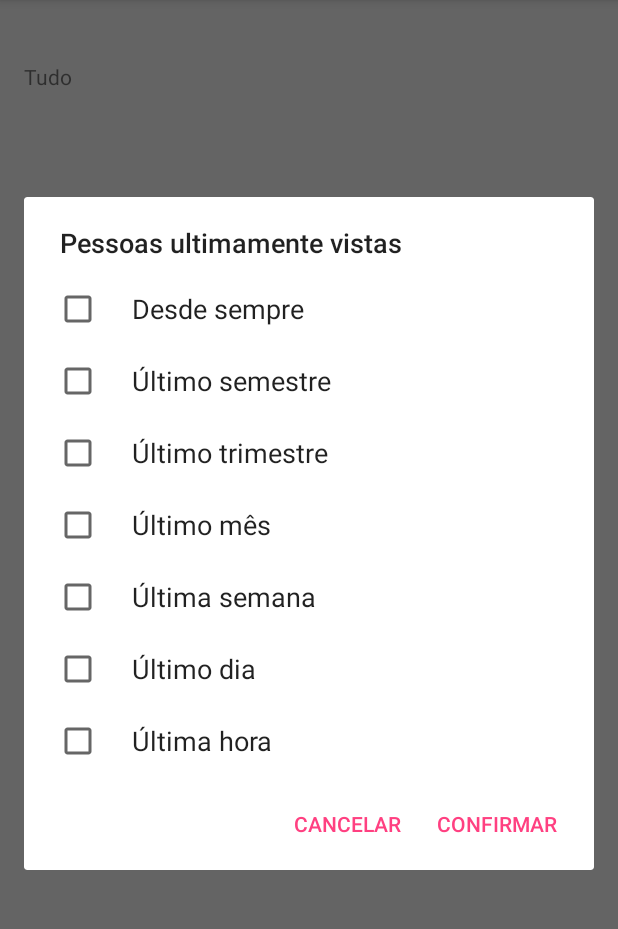
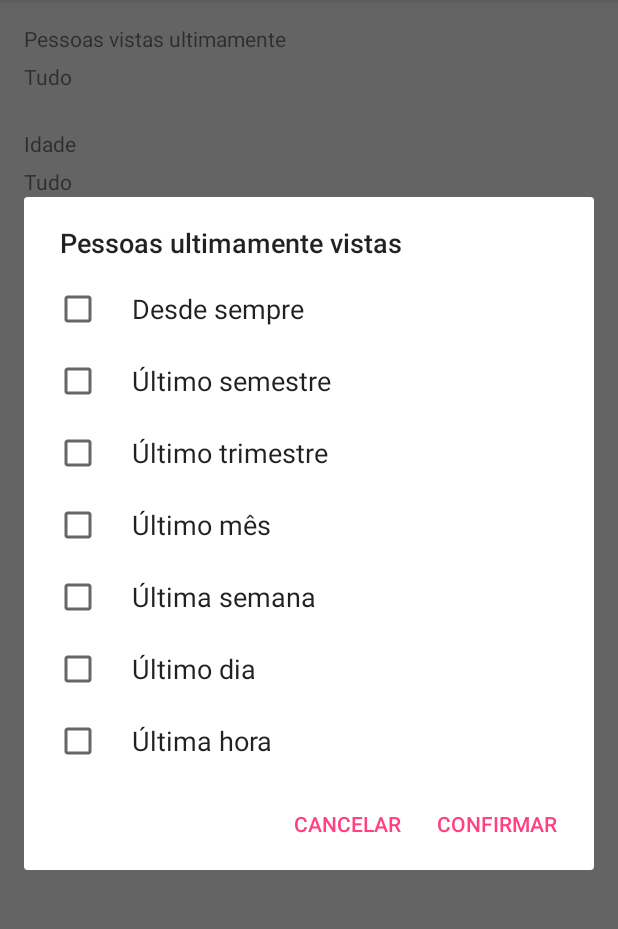
Before and after one commit to r-trigo/python-scripts, an Android app: the MultiCheckBoxChallenge screen opened directly, with no data from a screen before it, after a tap on "Tudo", on a phone screen of 412 x 824 dp, the part 84-1013 px from its top. Run offline under Robolectric (Android 15) with nearby library versions, the light colour scheme and no system bars.

Commit message:
checkbox challenge

```diff
--- /dev/null
+++ b/RecyclerCards/app/src/main/java/com/example/recyclercards/FilterSeenPeopleDialog.java
@@ -0,0 +1,113 @@
+package com.example.recyclercards;
+
+import android.app.AlertDialog;
+import android.app.Dialog;
+import android.app.DialogFragment;
+import android.content.Context;
+import android.content.DialogInterface;
+import android.content.SharedPreferences;
+import android.os.Bundle;
+import android.widget.TextView;
+import android.widget.Toast;
+
+import java.util.ArrayList;
+
+public class FilterSeenPeopleDialog extends DialogFragment {
+
+    private TextView textView_seenPeople;
+    private SharedPreferences sharedPref;
+
+    private boolean[] previousChecked;
+    private String[] seenPeople;
+    private ArrayList<Integer>  checkedItems;
+    private ArrayList<String> filter_seenPeople;
+
+    @Override
+    public Dialog onCreateDialog(Bundle savedInstanceState) {
+        //Display
+        textView_seenPeople = (TextView) getActivity().findViewById(R.id.textView_seenPeople);
+        //All choices array
+        seenPeople = getResources().getStringArray(R.array.seenPeople);
+        //Checkboxes previously checked
+        previousChecked = new boolean[seenPeople.length];
+        //Checked items when hitting "CONFIRMAR"
+        checkedItems = new ArrayList<>();
+        //Choices chosen by user
+        filter_seenPeople = new ArrayList<>();
+
+        //Get previous choices
+        final Context context = getActivity();
+        sharedPref = context.getSharedPreferences("fsp", Context.MODE_PRIVATE);
+        for (int i = 0; i < previousChecked.length; i++) {
+            previousChecked[i] = sharedPref.getBoolean(""+i,false);
+            if (previousChecked[i] == true) {
+                checkedItems.add(i);
+            }
+        }
+
+        AlertDialog.Builder builder = new AlertDialog.Builder(getActivity());
+        builder.setTitle("Pessoas ultimamente vistas").setMultiChoiceItems(R.array.seenPeople, previousChecked,
+                new DialogInterface.OnMultiChoiceClickListener() {
+
+                    @Override
+                    public void onClick(DialogInterface dialog, int which, boolean isChecked) {
+                        if (isChecked) {
+                            // If the user checked the item, add it to the selected items
+                            checkedItems.add(which);
+                        } else if (checkedItems.contains(which)) {
+                            // Else, if the item is already in the array, remove it
+                            checkedItems.remove(Integer.valueOf(which));
+                        }
+                    }
+                })
+                // Set the action buttons
+                .setPositiveButton("CONFIRMAR", new DialogInterface.OnClickListener() {
+                    @Override
+                    public void onClick(DialogInterface dialog, int id) {
+
+                        //If the user checks none of the boxes, check all boxes again
+                        if (checkedItems.size() == 0) {
+                            for (int i = 0; i < seenPeople.length; i++) {
+                                checkedItems.add(i);
+                            }
+                            Toast.makeText(context, "Não é permitido escolher 0 opções.", Toast.LENGTH_SHORT).show();
+                        }
+
+                        SharedPreferences.Editor editor = sharedPref.edit();
+                        //Fill arrays needed
+                        for (int i = 0; i < previousChecked.length; i++) {
+                            if (checkedItems.contains(i)) {
+                                previousChecked[i] = true;
+                                filter_seenPeople.add(seenPeople[i]);
+                            } else {
+                                previousChecked[i] = false;
+                            }
+                            //Save choices
+                            editor.putBoolean(""+i, previousChecked[i]);
+                        }
+                        editor.commit();
+
+                        //Write in textview
+                        if (filter_seenPeople.size() == seenPeople.length) {
+                            textView_seenPeople.setText("Tudo");
+                        } else {
+                            textView_seenPeople.setText("");
+                            for (int i = 0; i < filter_seenPeople.size(); i++) {
+                                if (i != 0) {
+                                    textView_seenPeople.append(", ");
+                                }
+                                textView_seenPeople.append(filter_seenPeople.get(i));
+                            }
+                        }
+                    }
+                })
+                .setNegativeButton("CANCELAR", new DialogInterface.OnClickListener() {
+                    @Override
+                    public void onClick(DialogInterface dialog, int id) {
+                        FilterSeenPeopleDialog.this.getDialog().cancel();
+                    }
+                });
+
+        return builder.create();
+    }
+}
--- a/RecyclerCards/app/src/main/java/com/example/recyclercards/MultiCheckBoxChallenge.java
+++ b/RecyclerCards/app/src/main/java/com/example/recyclercards/MultiCheckBoxChallenge.java
@@ -7,26 +7,30 @@ import android.widget.FrameLayout;
 
 public class MultiCheckBoxChallenge extends AppCompatActivity {
     private FrameLayout fl_seenPeople;
-    private boolean[] previousChecked;
-
-    /*@Override
-    public void onSelectedData(boolean[] previousChecked) {
-        this.previousChecked = previousChecked;
-    }*/
+    private FrameLayout fl_age;
 
     @Override
     protected void onCreate(Bundle savedInstanceState) {
         super.onCreate(savedInstanceState);
         setContentView(R.layout.activity_multi_check_box_challenge);
 
-        //previousChecked = new boolean[]{true, true, true, true, true, true, true};
         //filter seen_people
         fl_seenPeople = (FrameLayout) findViewById(R.id.fl_seenPeople);
         fl_seenPeople.setOnClickListener(new View.OnClickListener() {
             @Override
             public void onClick(View v) {
-                ChecksDialog cd = new ChecksDialog();
+                FilterSeenPeopleDialog cd = new FilterSeenPeopleDialog();
                 cd.show(getFragmentManager(),"CD");
+            }
+        });
+
+        //filter age
+        fl_age = (FrameLayout) findViewById(R.id.fl_age);
+        fl_age.setOnClickListener(new View.OnClickListener() {
+            @Override
+            public void onClick(View v) {
+                FilterAgeDialog ad = new FilterAgeDialog();
+                ad.show(getFragmentManager(),"AD");
             }
         });
     }
--- a/RecyclerCards/app/src/main/res/layout/activity_multi_check_box_challenge.xml
+++ b/RecyclerCards/app/src/main/res/layout/activity_multi_check_box_challenge.xml
@@ -24,4 +24,33 @@
             android:id="@+id/textView_seenPeople"
             android:layout_gravity="left|center_vertical" />
     </FrameLayout>
+
+        <TextView
+            android:layout_width="wrap_content"
+            android:layout_height="wrap_content"
+            android:text="Pessoas vistas ultimamente"
+            android:layout_gravity="left|top" />
+
+
+    <FrameLayout
+        android:layout_width="match_parent"
+        android:layout_height="70dp"
+        android:id="@+id/fl_age"
+        android:layout_below="@+id/fl_seenPeople"
+        android:layout_alignParentLeft="true"
+        android:layout_alignParentStart="true">
+
+        <TextView
+            android:layout_width="wrap_content"
+            android:layout_height="wrap_content"
+            android:text="Idade"
+            android:layout_gravity="left|top" />
+
+        <TextView
+            android:layout_width="wrap_content"
+            android:layout_height="wrap_content"
+            android:text="Tudo"
+            android:id="@+id/textView_age"
+            android:layout_gravity="left|center_vertical" />
+    </FrameLayout>
 </RelativeLayout>
--- a/RecyclerCards/app/src/main/res/layout/dialog_checks.xml
+++ /dev/null
@@ -1,6 +0,0 @@
-<?xml version="1.0" encoding="utf-8"?>
-<LinearLayout xmlns:android="http://schemas.android.com/apk/res/android"
-    android:orientation="vertical" android:layout_width="match_parent"
-    android:layout_height="match_parent">
-
-</LinearLayout>
```
Also changed, not shown: RecyclerCards/app/src/main/java/com/example/recyclercards/FilterAgeDialog.java (renamed from RecyclerCards/app/src/main/java/com/example/recyclercards/ChecksDialog.java, +19 -19 lines), RecyclerCards/app/src/main/res/values/arrays.xml (+8 -0 lines).
